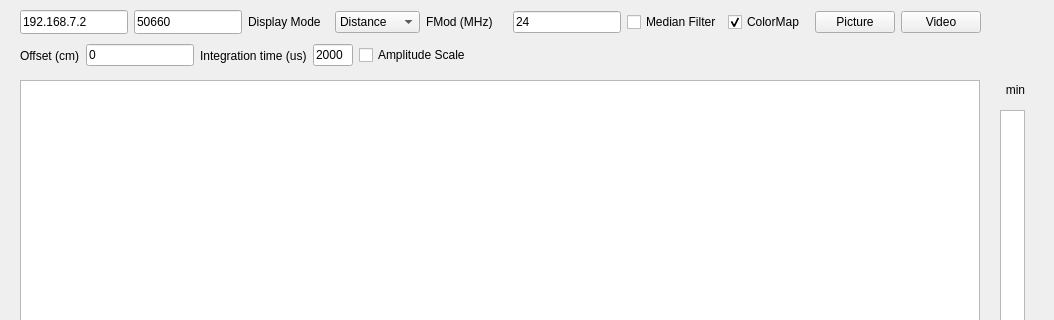
Deep-In-Sight/SonyTOF_client, file mainwindow.ui: the form before one commit; both pictures show x 0 to 1054 and y 0 to 320 of the 1054 by 844 pixel window.
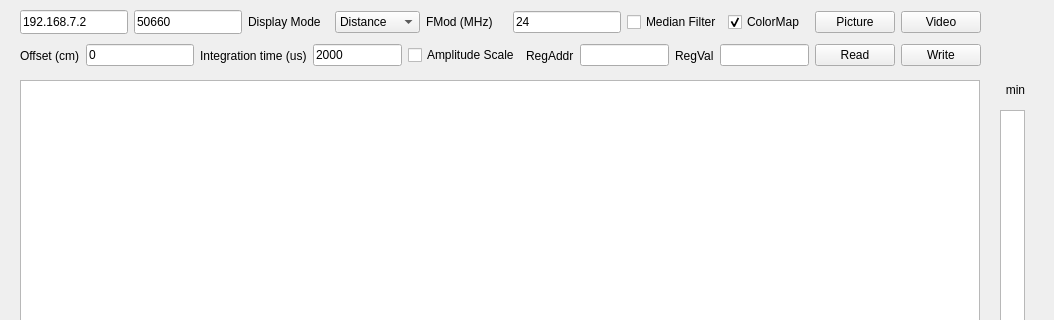
The form after the commit.

Commit message: Feature add + frame rate optimizations: - Add I2C read/write GUI feature - Show 10 frames for each getFrame command to reduce time on tcp/ip handshake and stuff - Add profile.h to check timing

What changed in the file:
```diff
--- a/mainwindow.ui
+++ b/mainwindow.ui
@@ -246,7 +246,7 @@
      <rect>
       <x>20</x>
       <y>40</y>
-      <width>451</width>
+      <width>961</width>
       <height>31</height>
      </rect>
     </property>
@@ -298,6 +298,40 @@
        </property>
       </widget>
      </item>
+     <item>
+      <widget class="QLabel" name="label_i2c_addr">
+       <property name="text">
+        <string>RegAddr</string>
+       </property>
+      </widget>
+     </item>
+     <item>
+      <widget class="QLineEdit" name="lineEdit_i2c_addr"/>
+     </item>
+     <item>
+      <widget class="QLabel" name="label_i2c_val">
+       <property name="text">
+        <string>RegVal</string>
+       </property>
+      </widget>
+     </item>
+     <item>
+      <widget class="QLineEdit" name="lineEdit_i2c_val"/>
+     </item>
+     <item>
+      <widget class="QPushButton" name="pushButton_i2c_read">
+       <property name="text">
+        <string>Read</string>
+       </property>
+      </widget>
+     </item>
+     <item>
+      <widget class="QPushButton" name="pushButton_i2c_write">
+       <property name="text">
+        <string>Write</string>
+       </property>
+      </widget>
+     </item>
     </layout>
    </widget>
   </widget>
```
The commit also changes 4 other files.
